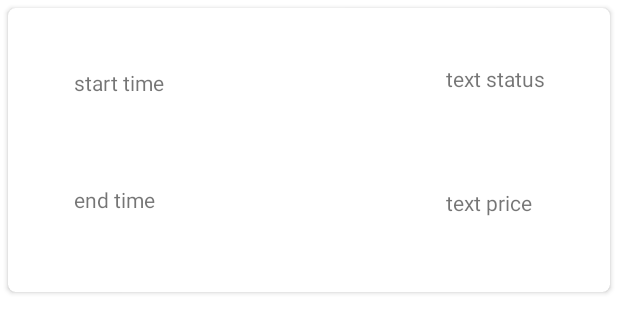
After one commit to yshuynh/BabysittingAppBackend, an Android app: the layout post_item.xml on its own in the app's theme, with its tools: preview values and no code run, on a phone screen of 412 x 824 dp. The commit adds this screen. Shown: the top 333 px of the screen. Run offline under Robolectric (Android 15) with nearby library versions, the phone set to English and light mode, and no system bars.

Commit message:
no message

```diff
--- a/app/build.gradle
+++ b/app/build.gradle
@@ -48,4 +48,6 @@ dependencies {
     implementation 'com.squareup.retrofit2:retrofit:2.1.0'
     implementation 'com.google.code.gson:gson:2.6.1'
     implementation 'com.squareup.retrofit2:converter-gson:2.1.0'
+    //noinspection GradleCompatible
+    implementation 'com.android.support:cardview-v7:21.+'
 }
--- a/app/src/main/java/com/example/babysittingapp/service/APIService.java
+++ b/app/src/main/java/com/example/babysittingapp/service/APIService.java
@@ -2,13 +2,16 @@ package com.example.babysittingapp.service;
 import com.example.babysittingapp.entity.LoginInfo;
 import com.example.babysittingapp.entity.LoginToken;
 import com.example.babysittingapp.entity.Parent;
+import com.example.babysittingapp.entity.Post;
 
+import java.util.ArrayList;
 import java.util.List;
 
 import retrofit2.Call;
 import retrofit2.http.Body;
 import retrofit2.http.GET;
 import retrofit2.http.POST;
+import retrofit2.http.Path;
 
 public interface APIService {
 
@@ -17,4 +20,7 @@ public interface APIService {
 
     @POST("user/login")
     Call<LoginToken> postLogin(@Body LoginInfo loginInfo);
+
+    @GET("parent/{parent_id}/post")
+    Call<ArrayList<Post>> getPostList(@Path("parent_id") String parent_id);
 }
--- a/app/src/main/java/com/example/babysittingapp/ui/dashboard/DashboardFragment.java
+++ b/app/src/main/java/com/example/babysittingapp/ui/dashboard/DashboardFragment.java
@@ -13,19 +13,19 @@ import androidx.lifecycle.Observer;
 import androidx.lifecycle.ViewModelProvider;
 
 import com.example.babysittingapp.R;
-import com.example.babysittingapp.databinding.FragmentDashboardBinding;
+import com.example.babysittingapp.databinding.ParentFragmentDashboardBinding;
 
 public class DashboardFragment extends Fragment {
 
     private DashboardViewModel dashboardViewModel;
-    private FragmentDashboardBinding binding;
+    private ParentFragmentDashboardBinding binding;
 
     public View onCreateView(@NonNull LayoutInflater inflater,
                              ViewGroup container, Bundle savedInstanceState) {
         dashboardViewModel =
                 new ViewModelProvider(this).get(DashboardViewModel.class);
 
-        binding = FragmentDashboardBinding.inflate(inflater, container, false);
+        binding = ParentFragmentDashboardBinding.inflate(inflater, container, false);
         View root = binding.getRoot();
 
         final TextView textView = binding.textDashboard;
--- a/app/src/main/java/com/example/babysittingapp/ui/home/HomeViewModel.java
+++ b/app/src/main/java/com/example/babysittingapp/ui/home/HomeViewModel.java
@@ -10,7 +10,7 @@ public class HomeViewModel extends ViewModel {
 
     public HomeViewModel() {
         mText = new MutableLiveData<>();
-        mText.setValue("This is home fragment");
+//        mText.setValue("This is home fragment");
     }
 
     public LiveData<String> getText() {
--- a/app/src/main/java/com/example/babysittingapp/ui/notifications/NotificationsFragment.java
+++ b/app/src/main/java/com/example/babysittingapp/ui/notifications/NotificationsFragment.java
@@ -13,19 +13,19 @@ import androidx.lifecycle.Observer;
 import androidx.lifecycle.ViewModelProvider;
 
 import com.example.babysittingapp.R;
-import com.example.babysittingapp.databinding.FragmentNotificationsBinding;
+import com.example.babysittingapp.databinding.ParentFragmentNotificationsBinding;
 
 public class NotificationsFragment extends Fragment {
 
     private NotificationsViewModel notificationsViewModel;
-    private FragmentNotificationsBinding binding;
+    private ParentFragmentNotificationsBinding binding;
 
     public View onCreateView(@NonNull LayoutInflater inflater,
                              ViewGroup container, Bundle savedInstanceState) {
         notificationsViewModel =
                 new ViewModelProvider(this).get(NotificationsViewModel.class);
 
-        binding = FragmentNotificationsBinding.inflate(inflater, container, false);
+        binding = ParentFragmentNotificationsBinding.inflate(inflater, container, false);
         View root = binding.getRoot();
 
         final TextView textView = binding.textNotifications;
--- /dev/null
+++ b/app/src/main/res/layout/post_item.xml
@@ -0,0 +1,83 @@
+<?xml version="1.0" encoding="utf-8"?>
+<androidx.constraintlayout.widget.ConstraintLayout xmlns:android="http://schemas.android.com/apk/res/android"
+    xmlns:app="http://schemas.android.com/apk/res-auto"
+    xmlns:tools="http://schemas.android.com/tools"
+    android:layout_width="match_parent"
+    android:layout_height="200dp">
+
+    <android.support.v7.widget.CardView
+        android:id="@+id/card_view"
+        android:layout_width="match_parent"
+        android:layout_height="match_parent"
+        android:layout_gravity="center"
+        android:layout_margin="5dp"
+        android:layout_marginStart="8dp"
+        android:layout_marginLeft="8dp"
+        android:layout_marginTop="8dp"
+        android:layout_marginEnd="8dp"
+        android:layout_marginRight="8dp"
+        android:layout_marginBottom="8dp"
+        app:cardCornerRadius="5dp"
+        app:cardElevation="2dp"
+        app:contentPadding="0dp"
+        app:layout_constraintBottom_toBottomOf="parent"
+        app:layout_constraintEnd_toEndOf="parent"
+        app:layout_constraintStart_toStartOf="parent"
+        app:layout_constraintTop_toTopOf="parent">
+
+        <androidx.constraintlayout.widget.ConstraintLayout
+            android:layout_width="match_parent"
+            android:layout_height="match_parent"
+            android:background="?android:attr/selectableItemBackground"
+            android:clickable="true">
+
+            <TextView
+                android:id="@+id/textStartTime"
+                android:layout_width="wrap_content"
+                android:layout_height="wrap_content"
+                android:layout_marginStart="44dp"
+                android:layout_marginLeft="44dp"
+                android:layout_marginTop="40dp"
+                android:text="start time"
+                app:layout_constraintStart_toStartOf="parent"
+                app:layout_constraintTop_toTopOf="parent" />
+
+            <TextView
+                android:id="@+id/text_price"
+                android:layout_width="wrap_content"
+                android:layout_height="19dp"
+                android:layout_marginStart="292dp"
+                android:layout_marginLeft="292dp"
+                android:text="text price"
+                app:layout_constraintBottom_toBottomOf="parent"
+                app:layout_constraintStart_toStartOf="parent"
+                app:layout_constraintTop_toTopOf="parent"
+                app:layout_constraintVertical_bias="0.707" />
+
+            <TextView
+                android:id="@+id/text_status"
+                android:layout_width="wrap_content"
+                android:layout_height="wrap_content"
+                android:layout_marginStart="292dp"
+                android:layout_marginLeft="292dp"
+                android:text="text status"
+                app:layout_constraintBottom_toBottomOf="parent"
+                app:layout_constraintStart_toStartOf="parent"
+                app:layout_constraintTop_toTopOf="parent"
+                app:layout_constraintVertical_bias="0.22" />
+
+            <TextView
+                android:id="@+id/textEndTime"
+                android:layout_width="wrap_content"
+                android:layout_height="wrap_content"
+                android:layout_marginStart="44dp"
+                android:layout_marginLeft="44dp"
+                android:layout_marginBottom="52dp"
+                android:text="end time"
+                app:layout_constraintBottom_toBottomOf="parent"
+                app:layout_constraintStart_toStartOf="parent" />
+        </androidx.constraintlayout.widget.ConstraintLayout>
+
+    </android.support.v7.widget.CardView>
+
+</androidx.constraintlayout.widget.ConstraintLayout>
--- a/app/src/main/res/navigation/mobile_navigation.xml
+++ b/app/src/main/res/navigation/mobile_navigation.xml
@@ -9,17 +9,17 @@
         android:id="@+id/navigation_home"
         android:name="com.example.babysittingapp.ui.home.HomeFragment"
         android:label="@string/title_home"
-        tools:layout="@layout/fragment_home" />
+        tools:layout="@layout/parent_fragment_home" />
 
     <fragment
         android:id="@+id/navigation_dashboard"
         android:name="com.example.babysittingapp.ui.dashboard.DashboardFragment"
         android:label="@string/title_dashboard"
-        tools:layout="@layout/fragment_dashboard" />
+        tools:layout="@layout/parent_fragment_dashboard" />
 
     <fragment
         android:id="@+id/navigation_notifications"
         android:name="com.example.babysittingapp.ui.notifications.NotificationsFragment"
         android:label="@string/title_notifications"
-        tools:layout="@layout/fragment_notifications" />
+        tools:layout="@layout/parent_fragment_notifications" />
 </navigation>
```
Also changed, not shown: app/src/main/AndroidManifest.xml (+4 -4 lines), app/src/main/java/com/example/babysittingapp/entity/Babysister.java (added, +52 -0 lines), app/src/main/java/com/example/babysittingapp/entity/Post.java (added, +107 -0 lines), app/src/main/java/com/example/babysittingapp/ui/home/HomeFragment.java (+37 -3 lines), app/src/main/java/com/example/babysittingapp/ui/home/PostAdapter.java (added, +95 -0 lines), app/src/main/res/layout/activity_parent.xml (+3 -4 lines), app/src/main/res/layout/parent_fragment_home.xml (renamed from app/src/main/res/layout/fragment_home.xml, +12 -0 lines), app/src/main/res/layout/parent_fragment_dashboard.xml (renamed from app/src/main/res/layout/fragment_dashboard.xml), app/src/main/res/layout/parent_fragment_notifications.xml (renamed from app/src/main/res/layout/fragment_notifications.xml).
